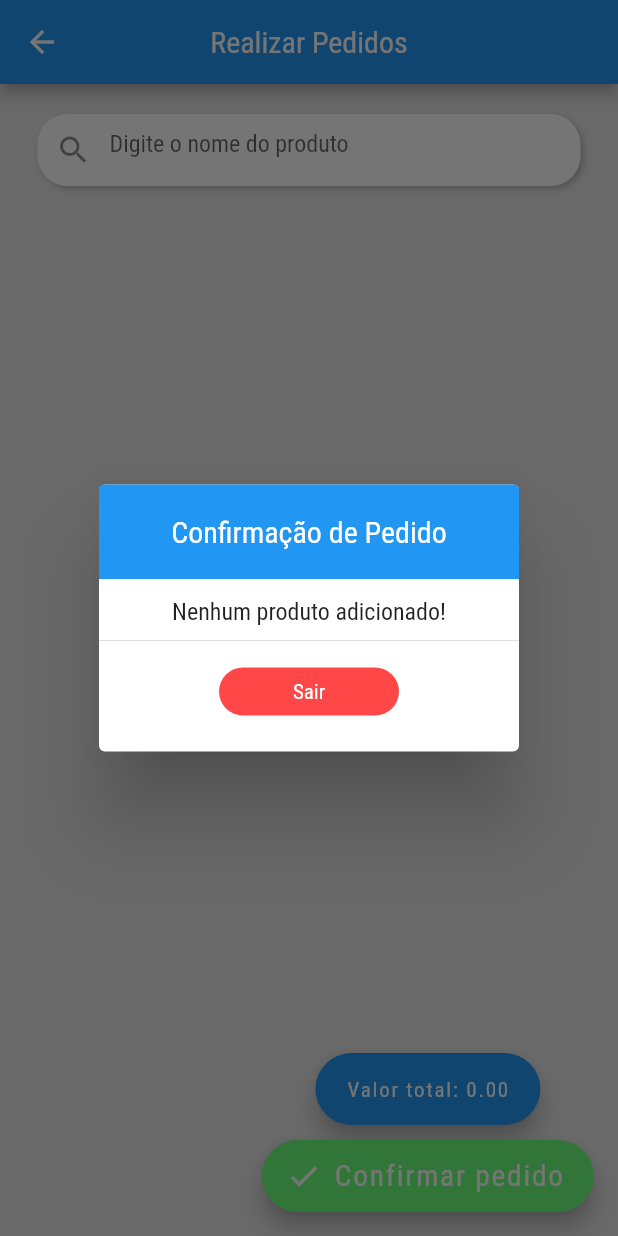
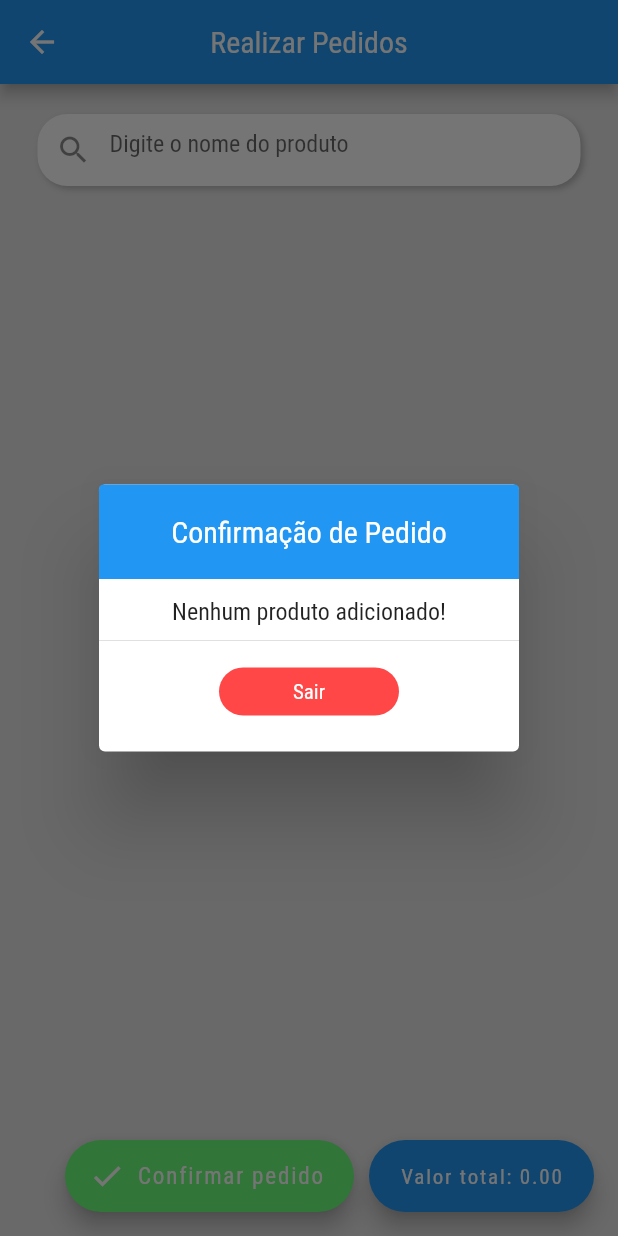
Before and after one commit to JonatasMSS/ControleEstoqueApp, a Flutter app: the PedidosToProdutosPage screen opened directly with empty values, after a tap on "Confirmar pedido", on a phone screen of 412 x 824 dp. Run offline on Flutter 3.47's test engine with Material 2 defaults, Android fonts, the phone set to English and light mode, and no system bars; our stand-ins replace flutter_svg, get, objectbox, pdf, printing; generated files the repository leaves out were written again.

```diff
--- a/lib/database/eventsBox.dart
+++ b/lib/database/eventsBox.dart
@@ -63,6 +63,12 @@ class EventsBox {
     await productsBox.putAsync(produto, mode: PutMode.update);
   }
 
+  Future<void> updateManyProducts(List<ProductModel> produtos) async {
+    final store = boxDatabase.store;
+    final productBox = store.box<ProductModel>();
+    productBox.putMany(produtos, mode: PutMode.put);
+  }
+
   void removeProductById(int id) {
     final store = boxDatabase.store;
     final productsBox = store.box<ProductModel>();
--- a/lib/pages/ClientesPage/ClientesPage.dart
+++ b/lib/pages/ClientesPage/ClientesPage.dart
@@ -217,7 +217,7 @@ class _ClientDialogAddState extends State<ClientDialogAdd> {
             ),
             SimpleButtonC(
               text: 'Cancelar',
-              onClick: () => Get.back(),
+              onClick: () => Get.back(result: false),
             )
           ],
         ),
--- a/lib/pages/PedidoToProdutosPage/PedidoToProdutosPage.dart
+++ b/lib/pages/PedidoToProdutosPage/PedidoToProdutosPage.dart
@@ -79,9 +79,35 @@ class _PedidosToProdutosPageState extends State<PedidosToProdutosPage> {
   @override
   Widget build(BuildContext context) {
     return Scaffold(
-        floatingActionButton: Column(
+        floatingActionButton: Row(
           mainAxisAlignment: MainAxisAlignment.end,
           children: [
+            FloatingActionButton.extended(
+              heroTag: null,
+              icon: const Icon(Icons.check),
+              label: const Text(
+                'Confirmar pedido',
+                textScaleFactor: 1.1,
+              ),
+              backgroundColor: const Color(0xFF6AFF79),
+              onPressed: () {
+                showDialog(
+                  barrierDismissible: false,
+                  context: context,
+                  builder: (context) {
+                    return ConfirmationDialog(
+                      eventsBox: eventsBox,
+                      orders: pageOrder,
+                      total: valorTotal,
+                      clientName: args,
+                    );
+                  },
+                );
+              },
+            ),
+            const SizedBox(
+              width: 10,
+            ),
             FloatingActionButton.extended(
               label: Container(
                 alignment: Alignment.center,
@@ -91,30 +117,6 @@ class _PedidosToProdutosPageState extends State<PedidosToProdutosPage> {
                 child: Text('Valor total: ${valorTotal.toStringAsFixed(2)}'),
               ),
               onPressed: () => {},
-            ),
-            const SizedBox(
-              height: 10,
-            ),
-            FloatingActionButton.extended(
-              heroTag: null,
-              icon: const Icon(Icons.check),
-              label: const Text(
-                'Confirmar pedido',
-                textScaleFactor: 1.4,
-              ),
-              backgroundColor: const Color(0xFF6AFF79),
-              onPressed: () {
-                showDialog(
-                    barrierDismissible: false,
-                    context: context,
-                    builder: (context) {
-                      return ConfirmationDialog(
-                        orders: pageOrder,
-                        total: valorTotal,
-                        clientName: args,
-                      );
-                    });
-              },
             ),
           ],
         ),
--- a/lib/pages/ProdutosPage/Dialogs/product_add_dialog.dart
+++ b/lib/pages/ProdutosPage/Dialogs/product_add_dialog.dart
@@ -121,7 +121,7 @@ class _ProductAddDialogState extends State<ProductAddDialog> {
             Expanded(
               child: SimpleButtonC(
                 text: 'Cancelar',
-                onClick: () => Get.back(),
+                onClick: () => Get.back(result: false),
               ),
             ),
             const SizedBox(
```
Also changed, not shown: lib/pages/FazerPedidoPage/FazerPedidoPage.dart (+1 -10 lines), lib/pages/PedidoToProdutosPage/Dialogs/confirmation_dialog.dart (+24 -4 lines).
